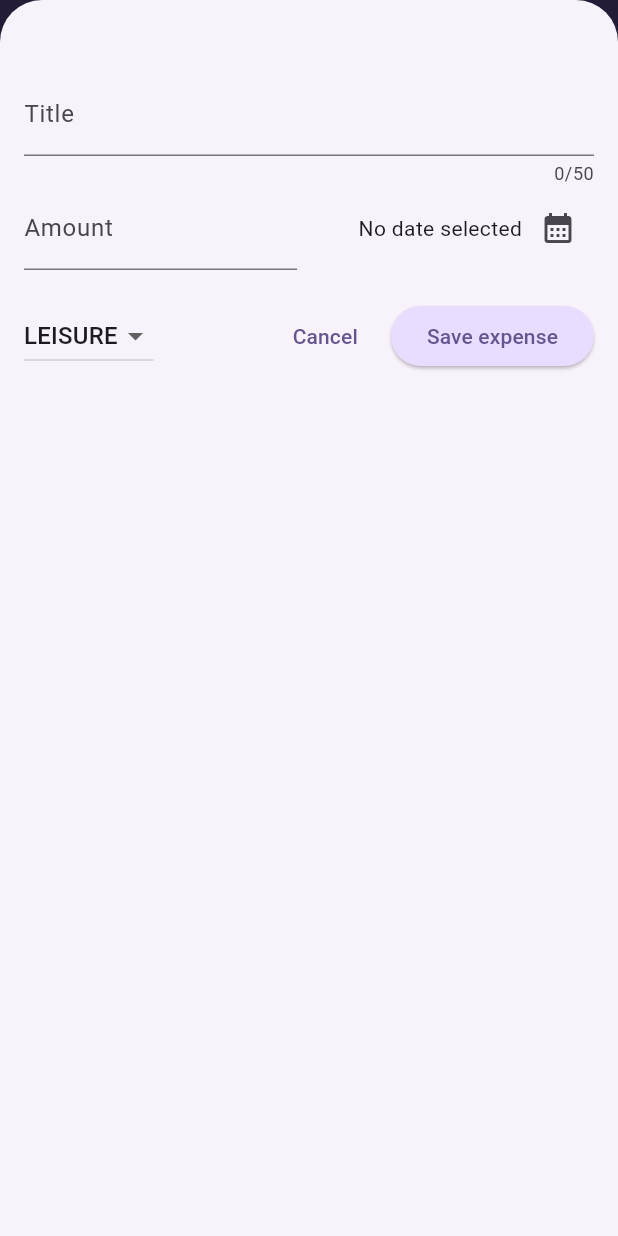
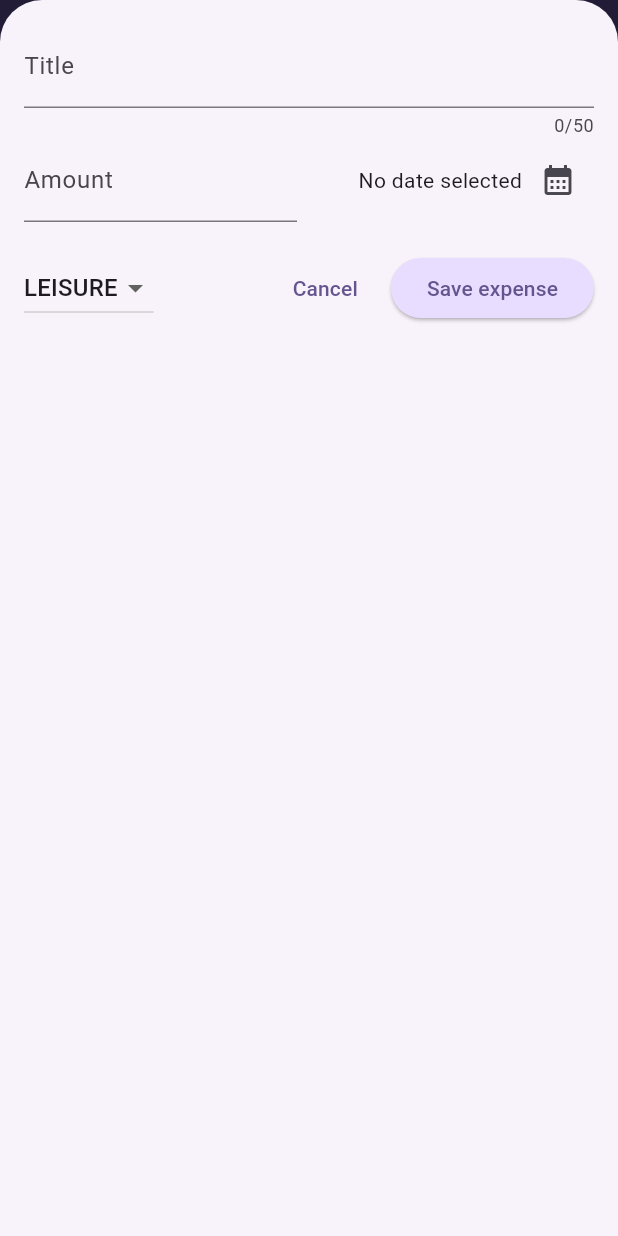
Before and after one commit to matidr/expense_tracking, a Flutter app: the screen it shows after launch, after a tap on the "add" icon, on a phone screen of 412 x 824 dp. Run offline on Flutter 3.47's test engine with Material 3 defaults, Android fonts, the phone set to English and light mode, and no system bars.

Commit message:
chore(*): add theming (dark and light mode), make the UI responsive (portrait and landscape) and some more UI changes

```diff
--- a/lib/main.dart
+++ b/lib/main.dart
@@ -11,11 +11,11 @@
 );
 
 void main() {
-  runApp(const MyApp());
+  runApp(const ExpenseTrackingApp());
 }
 
-class MyApp extends StatelessWidget {
-  const MyApp({super.key});
+class ExpenseTrackingApp extends StatelessWidget {
+  const ExpenseTrackingApp({super.key});
 
   // This widget is the root of your application.
   @override
@@ -31,7 +31,7 @@
         elevatedButtonTheme: ElevatedButtonThemeData(
           style: ElevatedButton.styleFrom(
             backgroundColor: kDarkColorScheme.primaryContainer,
-            foregroundColor: kDarkColorScheme.onPrimaryContainer
+            foregroundColor: kDarkColorScheme.onPrimaryContainer,
           ),
         ),
       ),
--- a/lib/widgets/expenses.dart
+++ b/lib/widgets/expenses.dart
@@ -1,7 +1,7 @@
 import 'package:expense_tracking/models/expense.dart';
 import 'package:expense_tracking/widgets/chart/chart.dart';
 import 'package:expense_tracking/widgets/expenses_list/expenses_list.dart';
-import 'package:expense_tracking/widgets/new_expense.dart';
+import 'package:expense_tracking/widgets/new_expense/new_expense.dart';
 import 'package:flutter/material.dart';
 
 class Expenses extends StatefulWidget {
@@ -47,6 +47,7 @@ class _ExpensesState extends State<Expenses> {
 
   @override
   Widget build(BuildContext context) {
+    final width = MediaQuery.of(context).size.width;
     Widget mainContent = Center(
       child: Text('No expenses found. Start adding some!'),
     );
@@ -57,12 +58,14 @@ class _ExpensesState extends State<Expenses> {
       );
     }
     return Scaffold(
+      resizeToAvoidBottomInset: false,
       appBar: AppBar(
         title: Text('Flutter Expense Tracker'),
         actions: [
           IconButton(
             onPressed: () {
               showModalBottomSheet(
+                useSafeArea: true,
                 isScrollControlled: true,
                 context: context,
                 builder: (modalContext) =>
@@ -73,12 +76,19 @@ class _ExpensesState extends State<Expenses> {
           ),
         ],
       ),
-      body: Column(
-        children: [
-          Chart(expenses: _registeredExpenses),
-          Expanded(child: mainContent),
-        ],
-      ),
+      body: width < 600
+          ? Column(
+              children: [
+                Chart(expenses: _registeredExpenses),
+                Expanded(child: mainContent),
+              ],
+            )
+          : Row(
+              children: [
+                Expanded(child: Chart(expenses: _registeredExpenses)),
+                Expanded(child: mainContent),
+              ],
+            ),
     );
   }
 }
--- a/lib/widgets/new_expense.dart
+++ /dev/null
@@ -1,160 +0,0 @@
-import 'package:expense_tracking/models/expense.dart';
-import 'package:flutter/material.dart';
-
-class NewExpense extends StatefulWidget {
-  const NewExpense({super.key, required this.onAddExpense});
-
-  final Function(Expense) onAddExpense;
-
-  @override
-  State<NewExpense> createState() {
-    return _NewExpenseState();
-  }
-}
-
-class _NewExpenseState extends State<NewExpense> {
-  final _titleController = TextEditingController();
-  final _amountController = TextEditingController();
-  DateTime? _selectedDate;
-  Category _selectedCategory = Category.leisure;
-
-  @override
-  void dispose() {
-    _titleController.dispose();
-    _amountController.dispose();
-    super.dispose();
-  }
-
-  void _presentDatePicker() async {
-    final now = DateTime.now();
-    final firstDate = DateTime(now.year - 1, now.month, now.day);
-    final pickedDate = await showDatePicker(
-      context: context,
-      firstDate: firstDate,
-      initialDate: now,
-      lastDate: now,
-    );
-    setState(() {
-      _selectedDate = pickedDate;
-    });
-  }
-
-  void _submitExpenseData() {
-    final enteredAmount = double.tryParse(_amountController.text);
-    final titleIsInvalid = _titleController.text.trim().isEmpty;
-    final amountIsInvalid = enteredAmount == null || enteredAmount <= 0;
-    final dateIsInvalid = _selectedDate == null;
-    if (titleIsInvalid || amountIsInvalid || dateIsInvalid) {
-      showDialog(
-        context: context,
-        builder: (context) => AlertDialog(
-          title: const Text('Invalid input'),
-          content: const Text(
-            'Please make sure a valid title, amount, date and category was entered',
-          ),
-          actions: [
-            TextButton(
-              onPressed: () {
-                Navigator.pop(context);
-              },
-              child: const Text('Okay'),
-            ),
-          ],
-        ),
-      );
-      return;
-    }
-    final expense = Expense(
-      amount: enteredAmount,
-      title: _titleController.text,
-      date: _selectedDate!,
-      category: _selectedCategory,
-    );
-    widget.onAddExpense(expense);
-    Navigator.pop(context);
-  }
-
-  @override
-  Widget build(BuildContext context) {
-    return Padding(
-      padding: const EdgeInsets.fromLTRB(16, 48, 16, 16),
-      child: Column(
-        children: [
-          TextField(
-            controller: _titleController,
-            maxLength: 50,
-            decoration: const InputDecoration(label: Text('Title')),
-          ),
-          Row(
-            children: [
-              Expanded(
-                child: TextField(
-                  controller: _amountController,
-                  keyboardType: TextInputType.number,
-                  decoration: const InputDecoration(
-                    label: Text('Amount'),
-                    prefixText: "\$",
-                  ),
-                ),
-              ),
-              SizedBox(width: 16),
-              Expanded(
-                child: Row(
-                  mainAxisAlignment: MainAxisAlignment.end,
-                  crossAxisAlignment: CrossAxisAlignment.center,
-                  children: [
-                    Text(
-                      _selectedDate == null
-                          ? 'No date selected'
-                          : formatter.format(_selectedDate!),
-                    ),
-                    IconButton(
-                      onPressed: _presentDatePicker,
-                      icon: Icon(Icons.calendar_month),
-                    ),
-                  ],
-                ),
-              ),
-            ],
-          ),
-          SizedBox(height: 20),
-          Row(
-            spacing: 10,
-            children: [
-              DropdownButton(
-                value: _selectedCategory,
-                items: Category.values
-                    .map(
-                      (category) => DropdownMenuItem(
-                        value: category,
-                        child: Text(category.name.toUpperCase()),
-                      ),
-                    )
-                    .toList(),
-                onChanged: (value) {
-                  if (value == null) {
-                    return;
-                  }
-                  setState(() {
-                    _selectedCategory = value;
-                  });
-                },
-              ),
-              const Spacer(),
-              TextButton(
-                onPressed: () {
-                  Navigator.pop(context);
-                },
-                child: const Text('Cancel'),
-              ),
-              ElevatedButton(
-                onPressed: _submitExpenseData,
-                child: const Text('Save expense'),
-              ),
-            ],
-          ),
-        ],
-      ),
-    );
-  }
-}
--- /dev/null
+++ b/lib/widgets/new_expense/new_expense.dart
@@ -0,0 +1,148 @@
+import 'dart:io';
+
+import 'package:expense_tracking/models/expense.dart';
+import 'package:expense_tracking/widgets/new_expense/new_expense_landscape.dart';
+import 'package:expense_tracking/widgets/new_expense/new_expense_portrait.dart';
+import 'package:flutter/cupertino.dart';
+import 'package:flutter/material.dart';
+
+class NewExpense extends StatefulWidget {
+  const NewExpense({super.key, required this.onAddExpense});
+
+  final Function(Expense) onAddExpense;
+
+  @override
+  State<NewExpense> createState() {
+    return _NewExpenseState();
+  }
+}
+
+class _NewExpenseState extends State<NewExpense> {
+  final _titleController = TextEditingController();
+  final _amountController = TextEditingController();
+  DateTime? _selectedDate;
+  Category _selectedCategory = Category.leisure;
+
+  @override
+  void dispose() {
+    _titleController.dispose();
+    _amountController.dispose();
+    super.dispose();
+  }
+
+  void _presentDatePicker() async {
+    final now = DateTime.now();
+    final firstDate = DateTime(now.year - 1, now.month, now.day);
+    final pickedDate = await showDatePicker(
+      context: context,
+      firstDate: firstDate,
+      initialDate: now,
+      lastDate: now,
+    );
+    setState(() {
+      _selectedDate = pickedDate;
+    });
+  }
+
+  void _showDialog() {
+    if (Platform.isIOS) {
+      showCupertinoDialog(
+        context: context,
+        builder: (ctx) => CupertinoAlertDialog(
+          title: const Text('Invalid input'),
+          content: const Text(
+            'Please make sure a valid title, amount, date and category was entered',
+          ),
+          actions: [
+            TextButton(
+              onPressed: () {
+                Navigator.pop(context);
+              },
+              child: const Text('Okay'),
+            ),
+          ],
+        ),
+      );
+    } else {
+      showDialog(
+        context: context,
+        builder: (context) => AlertDialog(
+          title: const Text('Invalid input'),
+          content: const Text(
+            'Please make sure a valid title, amount, date and category was entered',
+          ),
+          actions: [
+            TextButton(
+              onPressed: () {
+                Navigator.pop(context);
+              },
+              child: const Text('Okay'),
+            ),
+          ],
+        ),
+      );
+    }
+  }
+
+  void _submitExpenseData() {
+    final enteredAmount = double.tryParse(_amountController.text);
+    final titleIsInvalid = _titleController.text.trim().isEmpty;
+    final amountIsInvalid = enteredAmount == null || enteredAmount <= 0;
+    final dateIsInvalid = _selectedDate == null;
+    if (titleIsInvalid || amountIsInvalid || dateIsInvalid) {
+      _showDialog();
+      return;
+    }
+    final expense = Expense(
+      amount: enteredAmount,
+      title: _titleController.text,
+      date: _selectedDate!,
+      category: _selectedCategory,
+    );
+    widget.onAddExpense(expense);
+    Navigator.pop(context);
+  }
+
+  void _onCategoryChanged(Category category) {
+    setState(() {
+      _selectedCategory = category;
+    });
+  }
+
+  @override
+  Widget build(BuildContext context) {
+    final keyboardSpace = MediaQuery.of(context).viewInsets.bottom;
+    return LayoutBuilder(
+      builder: (ctx, constraints) {
+        final width = constraints.maxWidth;
+        return SizedBox(
+          height: double.infinity,
+          child: SingleChildScrollView(
+            child: Padding(
+              padding: EdgeInsets.fromLTRB(16, 16, 16, keyboardSpace + 16),
+              child: width >= 600
+                  ? NewExpenseLandscape(
+                      titleController: _titleController,
+                      amountController: _amountController,
+                      selectedCategory: _selectedCategory,
+                      selectedDate: _selectedDate,
+                      presentDatePicker: _presentDatePicker,
+                      onCategoryChanged: _onCategoryChanged,
+                      onSubmitExpenseData: _submitExpenseData,
+                    )
+                  : NewExpensePortrait(
+                      titleController: _titleController,
+                      amountController: _amountController,
+                      selectedCategory: _selectedCategory,
+                      selectedDate: _selectedDate,
+                      presentDatePicker: _presentDatePicker,
+                      onCategoryChanged: _onCategoryChanged,
+                      onSubmitExpenseData: _submitExpenseData,
+                    ),
+            ),
+          ),
+        );
+      },
+    );
+  }
+}
--- /dev/null
+++ b/lib/widgets/new_expense/new_expense_portrait.dart
@@ -0,0 +1,102 @@
+import 'package:expense_tracking/models/expense.dart';
+import 'package:flutter/material.dart';
+
+class NewExpensePortrait extends StatelessWidget {
+  const NewExpensePortrait({
+    super.key,
+    required this.titleController,
+    required this.amountController,
+    required this.selectedCategory,
+    this.selectedDate,
+    required this.presentDatePicker,
+    required this.onCategoryChanged,
+    required this.onSubmitExpenseData,
+  });
+
+  final TextEditingController titleController;
+  final TextEditingController amountController;
+  final DateTime? selectedDate;
+  final Category selectedCategory;
+  final Function() presentDatePicker;
+  final Function(Category) onCategoryChanged;
+  final Function() onSubmitExpenseData;
+
+  @override
+  Widget build(BuildContext context) {
+    return Column(
+      children: [
+        TextField(
+          controller: titleController,
+          maxLength: 50,
+          decoration: const InputDecoration(label: Text('Title')),
+        ),
+        Row(
+          children: [
+            Expanded(
+              child: TextField(
+                controller: amountController,
+                keyboardType: TextInputType.number,
+                decoration: const InputDecoration(
+                  label: Text('Amount'),
+                  prefixText: "\$",
+                ),
+              ),
+            ),
+            SizedBox(width: 16),
+            Expanded(
+              child: Row(
+                mainAxisAlignment: MainAxisAlignment.end,
+                crossAxisAlignment: CrossAxisAlignment.center,
+                children: [
+                  Text(
+                    selectedDate == null
+                        ? 'No date selected'
+                        : formatter.format(selectedDate!),
+                  ),
+                  IconButton(
+                    onPressed: presentDatePicker,
+                    icon: Icon(Icons.calendar_month),
+                  ),
+                ],
+              ),
+            ),
+          ],
+        ),
+        SizedBox(height: 20),
+        Row(
+          spacing: 10,
+          children: [
+            DropdownButton(
+              value: selectedCategory,
+              items: Category.values
+                  .map(
+                    (category) => DropdownMenuItem(
+                      value: category,
+                      child: Text(category.name.toUpperCase()),
+                    ),
+                  )
+                  .toList(),
+              onChanged: (value) {
+                if (value == null) {
+                  return;
+                }
+                onCategoryChanged(value);
+              },
+            ),
+            const Spacer(),
+            TextButton(
+              onPressed: () {
+                Navigator.pop(context);
+              },
+              child: const Text('Cancel'),
+            ),
+            ElevatedButton(
+              onPressed: onSubmitExpenseData,
+              child: const Text('Save expense'),
+            ),
+          ],
+        ),
+      ],
+    );
+  }
+}
```
Also changed, not shown: lib/widgets/new_expense/new_expense_landscape.dart (added, +109 -0 lines), 1 other file.
